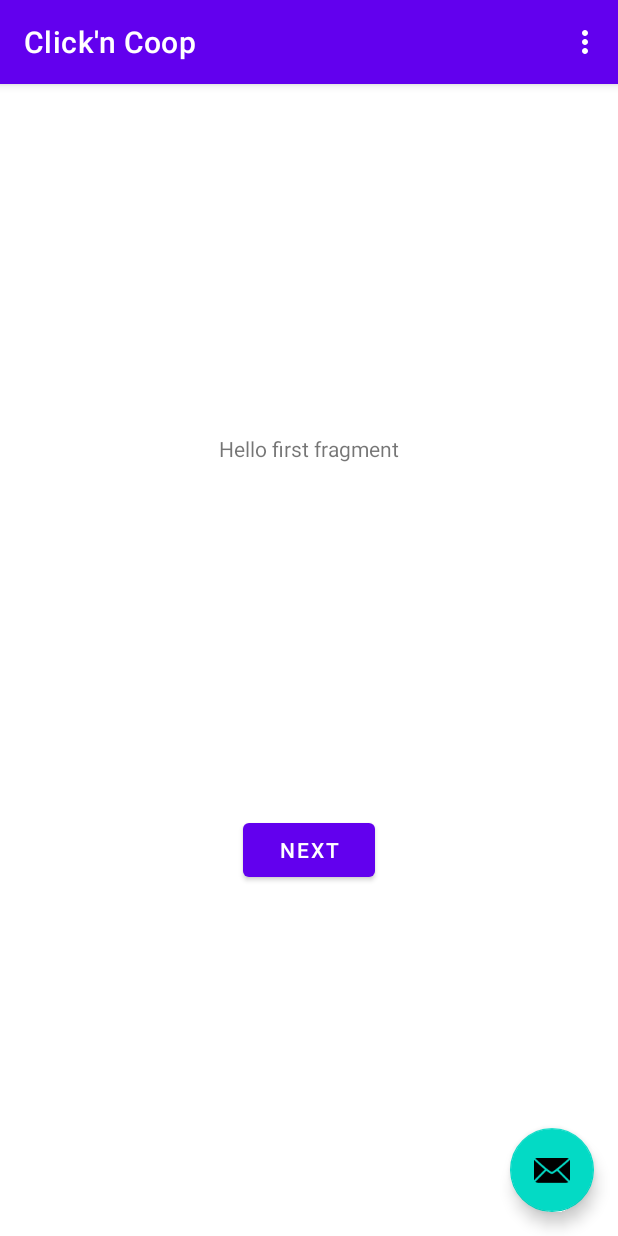
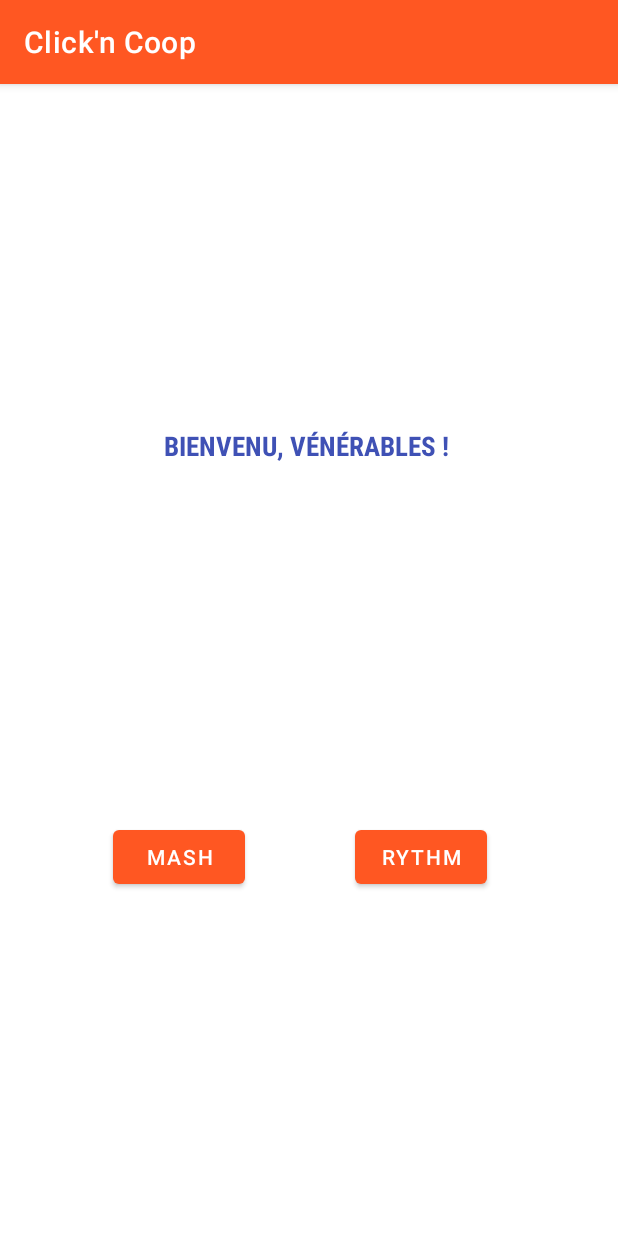
Before and after one commit to Piranoss/Click_n_Coop, an Android app: the screen it shows after launch (MainActivity), on a phone screen of 412 x 824 dp. Run offline under Robolectric (Android 15) with nearby library versions, the phone set to English and light mode, and no system bars.

Commit message:
Page d'accueil

```diff
--- a/app/build.gradle
+++ b/app/build.gradle
@@ -35,6 +35,9 @@ dependencies {
     implementation 'androidx.constraintlayout:constraintlayout:2.0.4'
     implementation 'androidx.navigation:navigation-fragment:2.3.4'
     implementation 'androidx.navigation:navigation-ui:2.3.4'
+    implementation 'androidx.legacy:legacy-support-v4:1.0.0'
+    implementation 'androidx.lifecycle:lifecycle-livedata-ktx:2.3.0'
+    implementation 'androidx.lifecycle:lifecycle-viewmodel-ktx:2.3.0'
     testImplementation 'junit:junit:4.+'
     androidTestImplementation 'androidx.test.ext:junit:1.1.2'
     androidTestImplementation 'androidx.test.espresso:espresso-core:3.3.0'
--- a/app/src/main/java/com/example/clickncoop/FirstFragment.java
+++ b/app/src/main/java/com/example/clickncoop/AccueilFragment.java
@@ -9,7 +9,7 @@ import androidx.annotation.NonNull;
 import androidx.fragment.app.Fragment;
 import androidx.navigation.fragment.NavHostFragment;
 
-public class FirstFragment extends Fragment {
+public class AccueilFragment extends Fragment {
 
     @Override
     public View onCreateView(
@@ -17,17 +17,25 @@ public class FirstFragment extends Fragment {
             Bundle savedInstanceState
     ) {
         // Inflate the layout for this fragment
-        return inflater.inflate(R.layout.fragment_first, container, false);
+        return inflater.inflate(R.layout.accueil_fragment, container, false);
     }
 
     public void onViewCreated(@NonNull View view, Bundle savedInstanceState) {
         super.onViewCreated(view, savedInstanceState);
 
-        view.findViewById(R.id.button_first).setOnClickListener(new View.OnClickListener() {
+        view.findViewById(R.id.mash).setOnClickListener(new View.OnClickListener() {
             @Override
             public void onClick(View view) {
-                NavHostFragment.findNavController(FirstFragment.this)
+                NavHostFragment.findNavController(AccueilFragment.this)
                         .navigate(R.id.action_FirstFragment_to_SecondFragment);
+            }
+        });
+
+        view.findViewById(R.id.rythm).setOnClickListener(new View.OnClickListener() {
+            @Override
+            public void onClick(View view) {
+                NavHostFragment.findNavController(AccueilFragment.this)
+                        .navigate(R.id.action_FirstFragment_to_rythmFragment);
             }
         });
     }
--- a/app/src/main/java/com/example/clickncoop/MainActivity.java
+++ b/app/src/main/java/com/example/clickncoop/MainActivity.java
@@ -22,14 +22,6 @@ public class MainActivity extends AppCompatActivity {
         Toolbar toolbar = findViewById(R.id.toolbar);
         setSupportActionBar(toolbar);
 
-        FloatingActionButton fab = findViewById(R.id.fab);
-        fab.setOnClickListener(new View.OnClickListener() {
-            @Override
-            public void onClick(View view) {
-                Snackbar.make(view, "Replace with your own action", Snackbar.LENGTH_LONG)
-                        .setAction("Action", null).show();
-            }
-        });
     }
 
     @Override
@@ -47,9 +39,6 @@ public class MainActivity extends AppCompatActivity {
         int id = item.getItemId();
 
         //noinspection SimplifiableIfStatement
-        if (id == R.id.action_settings) {
-            return true;
-        }
 
         return super.onOptionsItemSelected(item);
     }
--- /dev/null
+++ b/app/src/main/java/com/example/clickncoop/RythmFragment.java
@@ -0,0 +1,36 @@
+package com.example.clickncoop;
+
+import androidx.lifecycle.ViewModelProvider;
+
+import android.os.Bundle;
+
+import androidx.annotation.NonNull;
+import androidx.annotation.Nullable;
+import androidx.fragment.app.Fragment;
+
+import android.view.LayoutInflater;
+import android.view.View;
+import android.view.ViewGroup;
+
+public class RythmFragment extends Fragment {
+
+    private RythmViewModel mViewModel;
+
+    public static RythmFragment newInstance() {
+        return new RythmFragment();
+    }
+
+    @Override
+    public View onCreateView(@NonNull LayoutInflater inflater, @Nullable ViewGroup container,
+                             @Nullable Bundle savedInstanceState) {
+        return inflater.inflate(R.layout.rythm_fragment, container, false);
+    }
+
+    @Override
+    public void onActivityCreated(@Nullable Bundle savedInstanceState) {
+        super.onActivityCreated(savedInstanceState);
+        mViewModel = new ViewModelProvider(this).get(RythmViewModel.class);
+        // TODO: Use the ViewModel
+    }
+
+}
--- /dev/null
+++ b/app/src/main/java/com/example/clickncoop/RythmViewModel.java
@@ -0,0 +1,7 @@
+package com.example.clickncoop;
+
+import androidx.lifecycle.ViewModel;
+
+public class RythmViewModel extends ViewModel {
+    // TODO: Implement the ViewModel
+}
--- /dev/null
+++ b/app/src/main/res/layout/accueil_fragment.xml
@@ -0,0 +1,53 @@
+<?xml version="1.0" encoding="utf-8"?>
+<androidx.constraintlayout.widget.ConstraintLayout xmlns:android="http://schemas.android.com/apk/res/android"
+    xmlns:app="http://schemas.android.com/apk/res-auto"
+    xmlns:tools="http://schemas.android.com/tools"
+    android:layout_width="match_parent"
+    android:layout_height="match_parent"
+    tools:context=".AccueilFragment">
+
+    <TextView
+        android:id="@+id/m_bvn"
+        android:layout_width="193dp"
+        android:layout_height="33dp"
+        android:autoText="false"
+        android:fontFamily="sans-serif-condensed"
+        android:shadowDx="3"
+        android:shadowDy="5"
+        android:shadowRadius="5"
+        android:text="Bienvenu, vénérables !"
+        android:textAllCaps="true"
+        android:textColor="#3F51B5"
+        android:textScaleX="1"
+        android:textSize="18sp"
+        android:textStyle="bold"
+        app:layout_constraintBottom_toTopOf="@+id/mash"
+        app:layout_constraintEnd_toEndOf="parent"
+        app:layout_constraintStart_toStartOf="parent"
+        app:layout_constraintTop_toTopOf="parent" />
+
+    <Button
+        android:id="@+id/mash"
+        android:layout_width="wrap_content"
+        android:layout_height="wrap_content"
+        android:text="Mash"
+        app:backgroundTint="#FF5722"
+        app:layout_constraintBottom_toBottomOf="parent"
+        app:layout_constraintEnd_toEndOf="parent"
+        app:layout_constraintHorizontal_bias="0.232"
+        app:layout_constraintStart_toStartOf="parent"
+        app:layout_constraintTop_toBottomOf="@id/m_bvn" />
+
+    <Button
+        android:id="@+id/rythm"
+        android:layout_width="wrap_content"
+        android:layout_height="wrap_content"
+        android:text="Rythm"
+        app:backgroundTint="#FF5722"
+        app:layout_constraintBottom_toBottomOf="parent"
+        app:layout_constraintEnd_toEndOf="parent"
+        app:layout_constraintHorizontal_bias="0.73"
+        app:layout_constraintStart_toStartOf="parent"
+        app:layout_constraintTop_toBottomOf="@id/m_bvn"
+        app:layout_constraintVertical_bias="0.501" />
+</androidx.constraintlayout.widget.ConstraintLayout>
--- a/app/src/main/res/layout/activity_main.xml
+++ b/app/src/main/res/layout/activity_main.xml
@@ -9,25 +9,18 @@
     <com.google.android.material.appbar.AppBarLayout
         android:layout_width="match_parent"
         android:layout_height="wrap_content"
+        android:background="#000000"
         android:theme="@style/Theme.ClicknCoop.AppBarOverlay">
 
         <androidx.appcompat.widget.Toolbar
             android:id="@+id/toolbar"
             android:layout_width="match_parent"
             android:layout_height="?attr/actionBarSize"
-            android:background="?attr/colorPrimary"
+            android:background="#FF5722"
             app:popupTheme="@style/Theme.ClicknCoop.PopupOverlay" />
 
     </com.google.android.material.appbar.AppBarLayout>
 
     <include layout="@layout/content_main" />
 
-    <com.google.android.material.floatingactionbutton.FloatingActionButton
-        android:id="@+id/fab"
-        android:layout_width="wrap_content"
-        android:layout_height="wrap_content"
-        android:layout_gravity="bottom|end"
-        android:layout_margin="@dimen/fab_margin"
-        app:srcCompat="@android:drawable/ic_dialog_email" />
-
 </androidx.coordinatorlayout.widget.CoordinatorLayout>
--- a/app/src/main/res/layout/fragment_first.xml
+++ /dev/null
@@ -1,28 +0,0 @@
-<?xml version="1.0" encoding="utf-8"?>
-<androidx.constraintlayout.widget.ConstraintLayout xmlns:android="http://schemas.android.com/apk/res/android"
-    xmlns:app="http://schemas.android.com/apk/res-auto"
-    xmlns:tools="http://schemas.android.com/tools"
-    android:layout_width="match_parent"
-    android:layout_height="match_parent"
-    tools:context=".FirstFragment">
-
-    <TextView
-        android:id="@+id/textview_first"
-        android:layout_width="wrap_content"
-        android:layout_height="wrap_content"
-        android:text="@string/hello_first_fragment"
-        app:layout_constraintBottom_toTopOf="@id/button_first"
-        app:layout_constraintEnd_toEndOf="parent"
-        app:layout_constraintStart_toStartOf="parent"
-        app:layout_constraintTop_toTopOf="parent" />
-
-    <Button
-        android:id="@+id/button_first"
-        android:layout_width="wrap_content"
-        android:layout_height="wrap_content"
-        android:text="@string/next"
-        app:layout_constraintBottom_toBottomOf="parent"
-        app:layout_constraintEnd_toEndOf="parent"
-        app:layout_constraintStart_toStartOf="parent"
-        app:layout_constraintTop_toBottomOf="@id/textview_first" />
-</androidx.constraintlayout.widget.ConstraintLayout>
--- /dev/null
+++ b/app/src/main/res/layout/rythm_fragment.xml
@@ -0,0 +1,13 @@
+<?xml version="1.0" encoding="utf-8"?>
+<FrameLayout xmlns:android="http://schemas.android.com/apk/res/android"
+    xmlns:tools="http://schemas.android.com/tools"
+    android:layout_width="match_parent"
+    android:layout_height="match_parent"
+    tools:context=".RythmFragment">
+
+    <TextView
+        android:layout_width="match_parent"
+        android:layout_height="match_parent"
+        android:text="Hello" />
+
+</FrameLayout>
--- a/app/src/main/res/menu/menu_main.xml
+++ b/app/src/main/res/menu/menu_main.xml
@@ -1,10 +1,4 @@
 <menu xmlns:android="http://schemas.android.com/apk/res/android"
     xmlns:app="http://schemas.android.com/apk/res-auto"
     xmlns:tools="http://schemas.android.com/tools"
-    tools:context="com.example.clickncoop.MainActivity">
-    <item
-        android:id="@+id/action_settings"
-        android:orderInCategory="100"
-        android:title="@string/action_settings"
-        app:showAsAction="never" />
-</menu>
+    tools:context="com.example.clickncoop.MainActivity"/>
--- a/app/src/main/res/navigation/nav_graph.xml
+++ b/app/src/main/res/navigation/nav_graph.xml
@@ -7,13 +7,16 @@
 
     <fragment
         android:id="@+id/FirstFragment"
-        android:name="com.example.clickncoop.FirstFragment"
+        android:name="com.example.clickncoop.AccueilFragment"
         android:label="@string/first_fragment_label"
-        tools:layout="@layout/fragment_first">
+        tools:layout="@layout/accueil_fragment">
 
         <action
             android:id="@+id/action_FirstFragment_to_SecondFragment"
             app:destination="@id/SecondFragment" />
+        <action
+            android:id="@+id/action_FirstFragment_to_rythmFragment"
+            app:destination="@id/rythmFragment" />
     </fragment>
     <fragment
         android:id="@+id/SecondFragment"
@@ -25,4 +28,9 @@
             android:id="@+id/action_SecondFragment_to_FirstFragment"
             app:destination="@id/FirstFragment" />
     </fragment>
+    <fragment
+        android:id="@+id/rythmFragment"
+        android:name="com.example.clickncoop.RythmFragment"
+        android:label="rythm_fragment"
+        tools:layout="@layout/rythm_fragment" />
 </navigation>
```
Also changed, not shown: app/src/main/res/font/allan.ttf (added).
